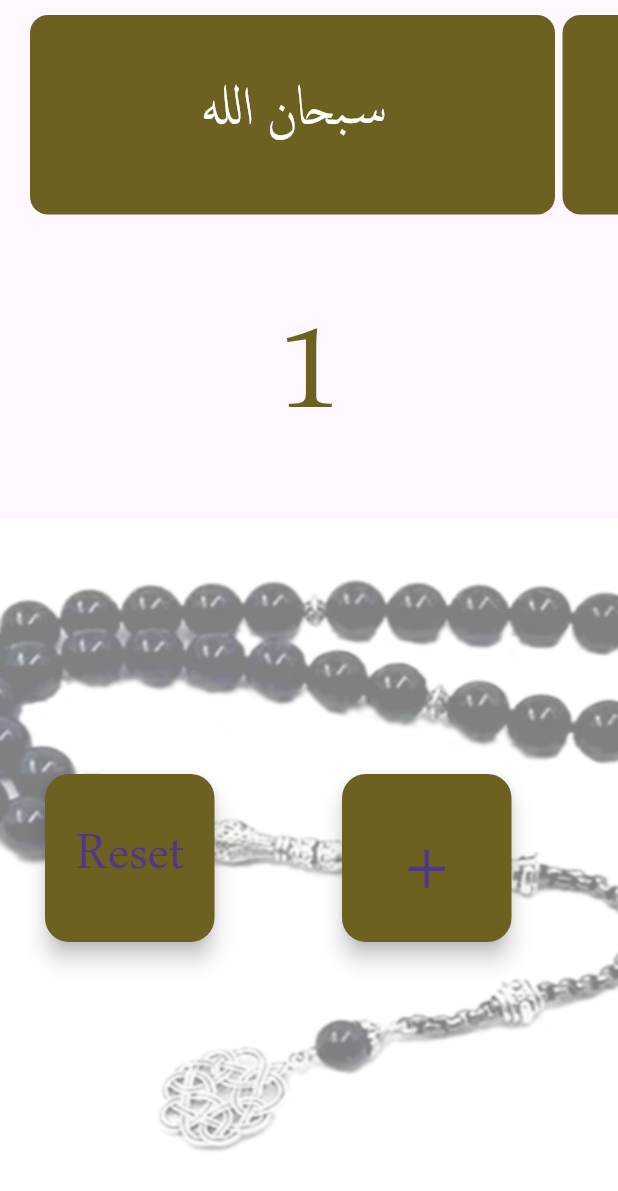
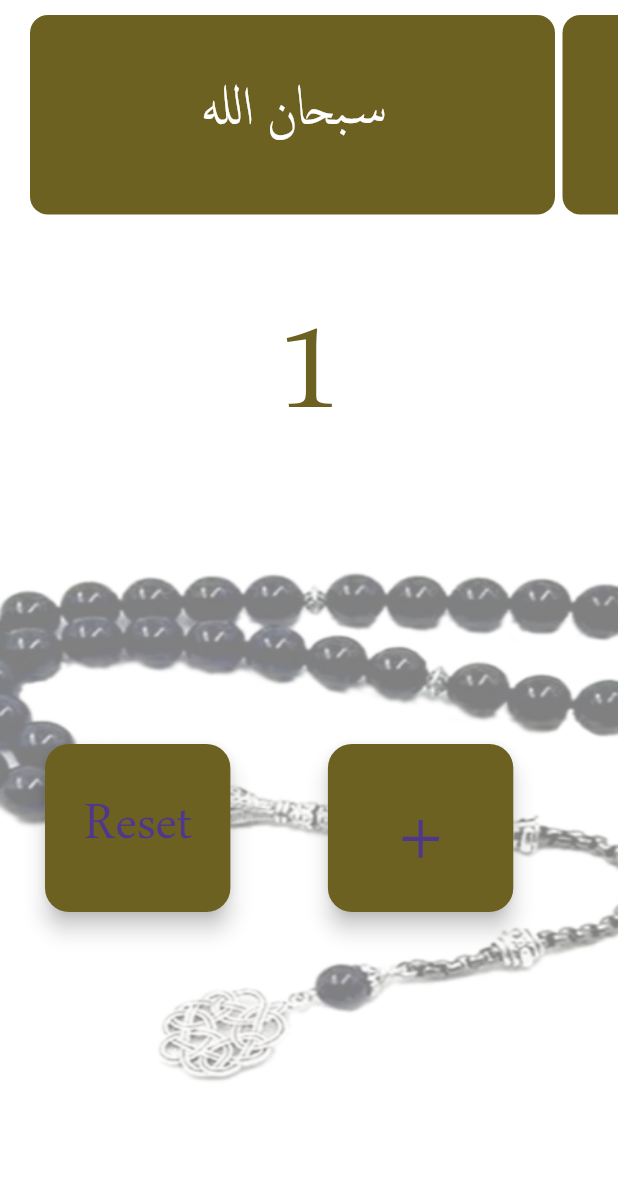
Before and after one commit to mostafaali2002/Tasbee7, a Flutter app: the screen it shows after launch, after a tap on an icon or button, on a phone screen of 412 x 824 dp. Shown: the top 1191 px of the screen. Run offline on Flutter 3.47's test engine with Material 3 defaults, Android fonts, the phone set to English and light mode, and no system bars; our stand-ins replace animated_text_kit.

Commit message:
change size of image

```diff
--- a/lib/features/home/presentation/views/home_view.dart
+++ b/lib/features/home/presentation/views/home_view.dart
@@ -18,6 +18,7 @@ class _HomeViewState extends State<HomeView> {
   Widget build(BuildContext context) {
     return SafeArea(
       child: Scaffold(
+        backgroundColor: Colors.white,
         body: Padding(
           padding: const EdgeInsets.only(top: 10),
           child: SingleChildScrollView(
@@ -30,16 +31,16 @@ class _HomeViewState extends State<HomeView> {
                 ),
                 HomeText(),
                 Stack(children: [
-                  const DisplayImage(),
+                  const DisplayImage(height: 400),
                   Padding(
                     padding: const EdgeInsets.symmetric(
-                        horizontal: 30, vertical: 170),
+                        horizontal: 30, vertical: 150),
                     child: Row(
                       crossAxisAlignment: CrossAxisAlignment.start,
                       children: [
                         SizedBox(
                           height: 112,
-                          width: 113,
+                          width: MediaQuery.of(context).size.width * .3,
                           child: FloatingActionButton(
                             heroTag: "reset",
                             backgroundColor: const Color(Style.Kcontainercolor),
@@ -59,11 +60,11 @@ class _HomeViewState extends State<HomeView> {
                           ),
                         ),
                         const SizedBox(
-                          width: 85,
+                          width: 65,
                         ),
                         SizedBox(
                           height: 112,
-                          width: 113,
+                          width: MediaQuery.of(context).size.width * .3,
                           child: FloatingActionButton(
                             heroTag: "add",
                             backgroundColor: const Color(Style.Kcontainercolor),
--- a/lib/features/home/presentation/views/splash_view.dart
+++ b/lib/features/home/presentation/views/splash_view.dart
@@ -1,5 +1,4 @@
 import 'dart:async';
-
 import 'package:animated_text_kit/animated_text_kit.dart';
 import 'package:flutter/material.dart';
 import 'package:tasbee7/features/home/presentation/views/home_view.dart';
@@ -24,11 +23,12 @@ class _SplashViewsState extends State<SplashViews> {
           ));
     });
     return const Scaffold(
+      backgroundColor: Colors.white,
       body: Column(
         mainAxisAlignment: MainAxisAlignment.end,
         children: [
           SplashText(),
-          DisplayImage(),
+          DisplayImage(height: 450),
         ],
       ),
     );
--- a/lib/features/home/widgets/display_image.dart
+++ b/lib/features/home/widgets/display_image.dart
@@ -3,12 +3,14 @@ import 'package:flutter/material.dart';
 class DisplayImage extends StatelessWidget {
   const DisplayImage({
     super.key,
+    required this.height,
   });
+  final double height;
 
   @override
   Widget build(BuildContext context) {
     return Container(
-      height: 450,
+      height: height,
       width: double.infinity,
       child: Image.asset(
         'assets/images/1.png',
```
